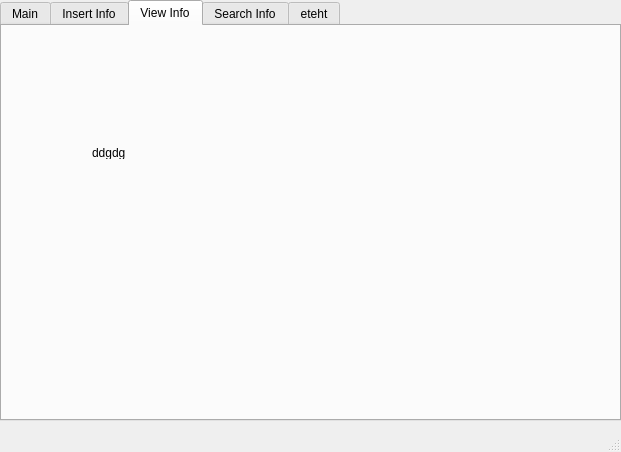
Old version of the form mainwindow.ui in the repository Bebelingur/CoS.
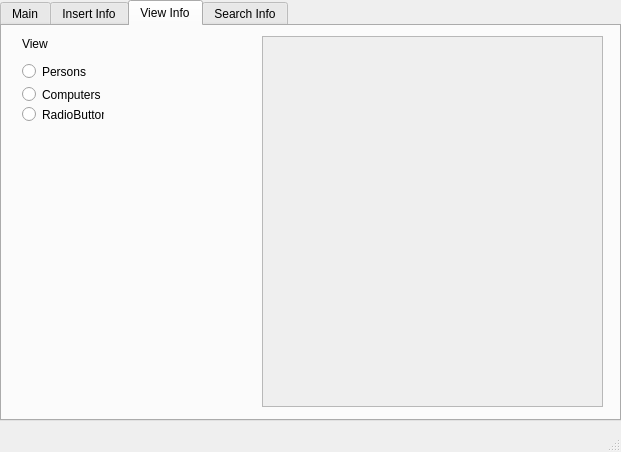
New version of the form.

What changed in the file:
```diff
--- a/mainwindow.ui
+++ b/mainwindow.ui
@@ -40,17 +40,79 @@
      <attribute name="title">
       <string>View Info</string>
      </attribute>
+     <widget class="QScrollArea" name="scrollArea">
+      <property name="geometry">
+       <rect>
+        <x>260</x>
+        <y>10</y>
+        <width>341</width>
+        <height>371</height>
+       </rect>
+      </property>
+      <property name="widgetResizable">
+       <bool>true</bool>
+      </property>
+      <widget class="QWidget" name="scrollAreaWidgetContents">
+       <property name="geometry">
+        <rect>
+         <x>0</x>
+         <y>0</y>
+         <width>339</width>
+         <height>369</height>
+        </rect>
+       </property>
+      </widget>
+     </widget>
+     <widget class="QRadioButton" name="radioButton">
+      <property name="geometry">
+       <rect>
+        <x>20</x>
+        <y>30</y>
+        <width>91</width>
+        <height>31</height>
+       </rect>
+      </property>
+      <property name="text">
+       <string>Persons</string>
+      </property>
+     </widget>
      <widget class="QLabel" name="label">
       <property name="geometry">
        <rect>
-        <x>90</x>
-        <y>120</y>
-        <width>47</width>
-        <height>13</height>
+        <x>20</x>
+        <y>10</y>
+        <width>191</width>
+        <height>16</height>
        </rect>
       </property>
       <property name="text">
-       <string>ddgdg</string>
+       <string>View </string>
+      </property>
+     </widget>
+     <widget class="QRadioButton" name="radioButton_2">
+      <property name="geometry">
+       <rect>
+        <x>20</x>
+        <y>60</y>
+        <width>82</width>
+        <height>17</height>
+       </rect>
+      </property>
+      <property name="text">
+       <string>Computers</string>
+      </property>
+     </widget>
+     <widget class="QRadioButton" name="radioButton_3">
+      <property name="geometry">
+       <rect>
+        <x>20</x>
+        <y>80</y>
+        <width>82</width>
+        <height>17</height>
+       </rect>
+      </property>
+      <property name="text">
+       <string>RadioButton</string>
       </property>
      </widget>
     </widget>
@@ -59,11 +121,6 @@
       <string>Search Info</string>
      </attribute>
     </widget>
-    <widget class="QWidget" name="tab">
-     <attribute name="title">
-      <string>eteht</string>
-     </attribute>
-    </widget>
    </widget>
   </widget>
   <widget class="QMenuBar" name="menuBar">
```
